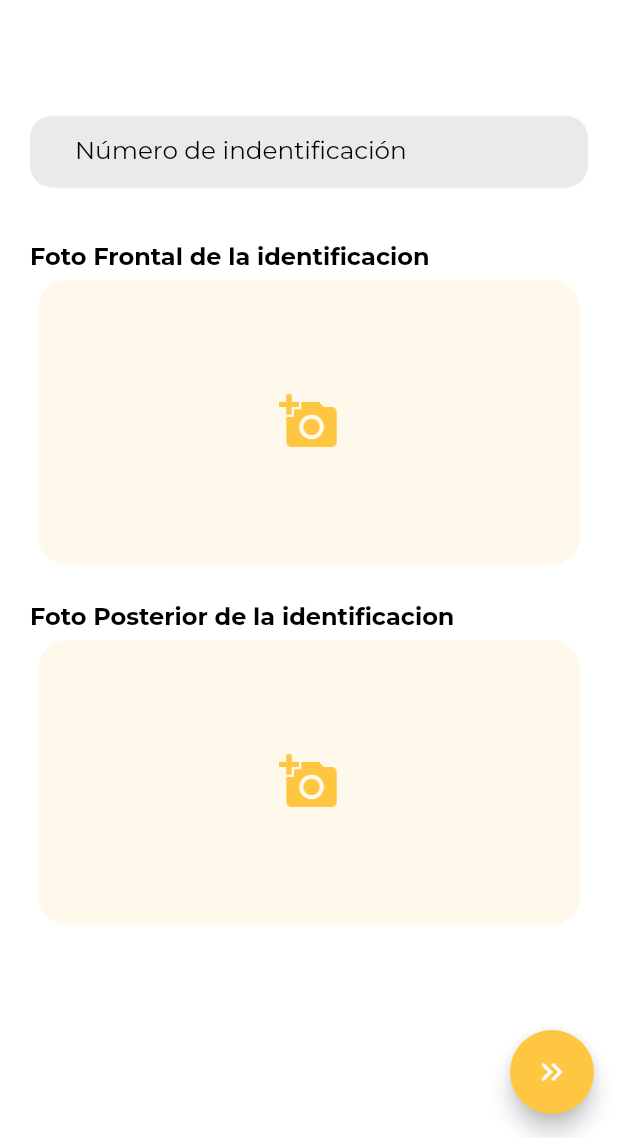
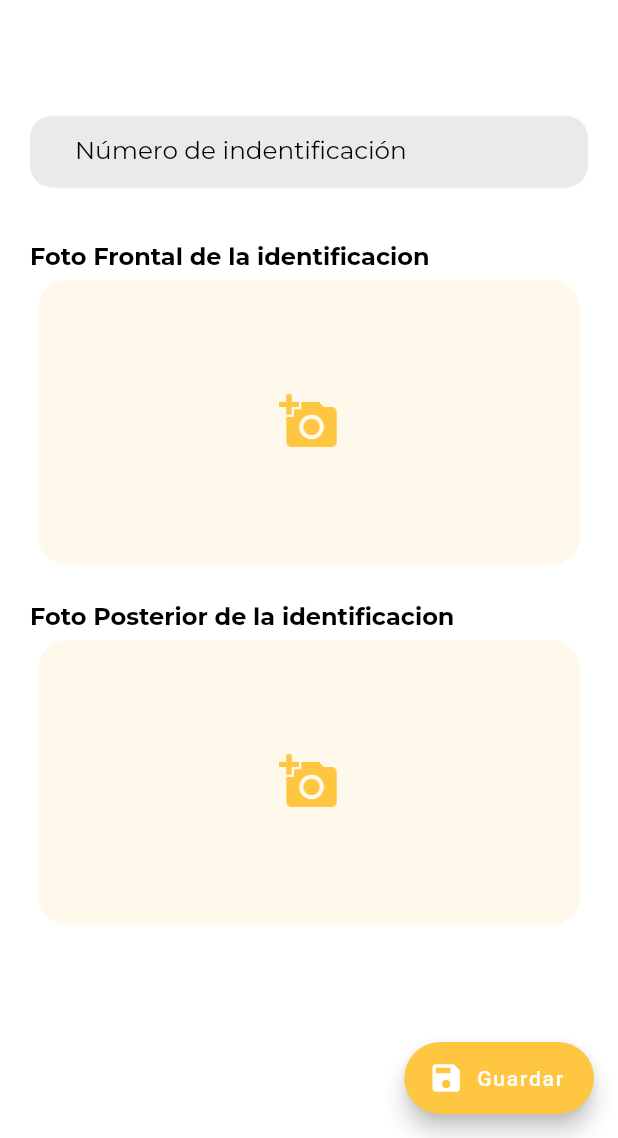
Before and after one commit to jrdeavila/Move, a Flutter app: the DNIData screen opened directly, on a phone screen of 412 x 824 dp, the part 98-1236 px from its top. Run offline on Flutter 3.47's test engine with Material 2 defaults, Android fonts, the phone set to English and light mode, and no system bars; our stand-ins replace animate_do, cached_network_image, cloud_firestore, file_picker, firebase_auth, firebase_core and 11 more; missing offline and left inert: firebase_app_check, syncfusion_flutter_pdfviewer; accounts and stored records are empty; project files that could hold a hidden picture were left out.

Commit message:
Remove redirection to next step

```diff
--- a/move_app/lib/src/presentation/controllers/driver_request/about_me_ctrl.dart
+++ b/move_app/lib/src/presentation/controllers/driver_request/about_me_ctrl.dart
@@ -1,7 +1,6 @@
 import 'dart:typed_data';
 
 import 'package:move_app/lib.dart';
-import 'package:move_app/src/presentation/utils/image_download.dart';
 
 class AboutMeCtrl extends GetxController {
   // ------------------------------------------------------------
@@ -145,7 +144,6 @@ class AboutMeCtrl extends GetxController {
       _isLoading.value = false;
       Get.find<DriverRequestRegisterCtrl>()
           .onUpdateAboutMeSection(aboutMeSection);
-      Get.offAndToNamed(DriverRequestRoutes.license);
       Get.find<BannerCtrl>().showSuccess(
         "Datos personales guardados",
         "Los datos personales han sido guardados correctamente",
--- a/move_app/lib/src/presentation/controllers/driver_request/dni_ctrl.dart
+++ b/move_app/lib/src/presentation/controllers/driver_request/dni_ctrl.dart
@@ -112,7 +112,6 @@ class DNICtrl extends GetxController {
         'Operación exitosa! 🥳',
         "Se ha guardado correctamente la información de la identificación",
       );
-      Get.offAndToNamed(DriverRequestRoutes.license);
     }
   }
 }
--- a/move_app/lib/src/presentation/controllers/driver_request/license_ctrl.dart
+++ b/move_app/lib/src/presentation/controllers/driver_request/license_ctrl.dart
@@ -156,8 +156,6 @@ class LicenseCtrl extends GetxController {
         "Opeación exitosa! 🎉",
         "Se ha guardado correctamente la sección de licencia",
       );
-
-      Get.offAndToNamed(DriverRequestRoutes.soat);
     }
   }
 }
--- a/move_app/lib/src/presentation/pages/application/dni/dni_data.dart
+++ b/move_app/lib/src/presentation/pages/application/dni/dni_data.dart
@@ -87,17 +87,27 @@ class DNIData extends GetView<DNICtrl> {
       ),
       floatingActionButton: Obx(
         () => controller.isValid
-            ? FloatingActionButton(
+            ? FloatingActionButton.extended(
                 onPressed: () {
                   controller.save();
                 },
-                child: controller.isLoading
-                    ? const CircularProgressIndicator(
-                        valueColor: AlwaysStoppedAnimation<Color>(Colors.white),
+                icon: controller.isLoading
+                    ? const SizedBox(
+                        width: 30,
+                        height: 30,
+                        child: CircularProgressIndicator(
+                          valueColor:
+                              AlwaysStoppedAnimation<Color>(Colors.white),
+                        ),
                       )
-                    : const Icon(Icons.keyboard_double_arrow_right,
-                        color: Colors.white),
-              )
+                    : const Icon(Icons.save, color: Colors.white),
+                label: controller.isLoading
+                    ? const Text("Guardando...",
+                        style: TextStyle(color: Colors.white))
+                    : const Text(
+                        "Guardar",
+                        style: TextStyle(color: Colors.white),
+                      ))
             : const SizedBox.shrink(),
       ),
     );
--- a/move_app/lib/src/presentation/pages/application/soat/soat_data.dart
+++ b/move_app/lib/src/presentation/pages/application/soat/soat_data.dart
@@ -52,7 +52,7 @@ class SoatData extends GetView<SoatCtrl> {
                         )
                       ],
                     )),
-          floatingActionButton: controller.soatFile != null
+          floatingActionButton: hasSoatFile
               ? FloatingActionButton.extended(
                   onPressed: () {
                     controller.save();
```
Also changed, not shown: move_app/lib/src/presentation/pages/application/personal/personal_data.dart (+18 -6 lines).
